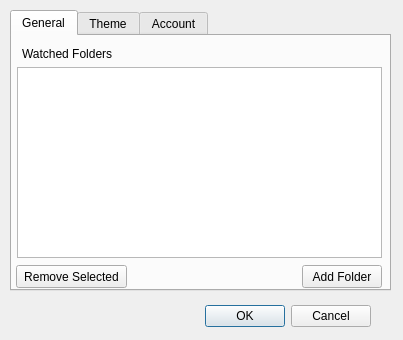
Old version of the form prefs.ui in the repository nightfire8199/project-hermes.
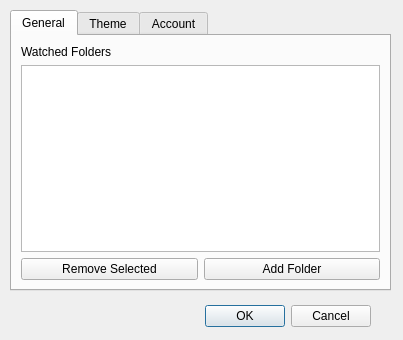
New version of the form.

Diff of the .ui file:
```diff
--- a/prefs.ui
+++ b/prefs.ui
@@ -51,55 +51,32 @@
     <attribute name="title">
      <string>General</string>
     </attribute>
-    <widget class="QListWidget" name="watchedList">
-     <property name="geometry">
-      <rect>
-       <x>5</x>
-       <y>31</y>
-       <width>365</width>
-       <height>191</height>
-      </rect>
-     </property>
-    </widget>
+    <layout class="QGridLayout" name="gridLayout">
+     <item row="0" column="0">
     <widget class="QLabel" name="label">
-     <property name="geometry">
-      <rect>
-       <x>10</x>
-       <y>10</y>
-       <width>91</width>
-       <height>16</height>
-      </rect>
-     </property>
      <property name="text">
       <string>Watched Folders</string>
      </property>
     </widget>
-    <widget class="QPushButton" name="addPath">
-     <property name="geometry">
-      <rect>
-       <x>290</x>
-       <y>229</y>
-       <width>80</width>
-       <height>23</height>
-      </rect>
-     </property>
-     <property name="text">
-      <string>Add Folder</string>
-     </property>
-    </widget>
+     </item>
+     <item row="1" column="0" colspan="2">
+      <widget class="QListWidget" name="watchedList"/>
+     </item>
+     <item row="2" column="0">
     <widget class="QPushButton" name="removePath">
-     <property name="geometry">
-      <rect>
-       <x>4</x>
-       <y>229</y>
-       <width>111</width>
-       <height>23</height>
-      </rect>
-     </property>
      <property name="text">
       <string>Remove Selected</string>
      </property>
     </widget>
+     </item>
+     <item row="2" column="1">
+      <widget class="QPushButton" name="addPath">
+       <property name="text">
+        <string>Add Folder</string>
+       </property>
+      </widget>
+     </item>
+    </layout>
    </widget>
    <widget class="QWidget" name="themePrefs">
     <attribute name="title">
```
Lines whose indentation alone changed are shown as unchanged.
